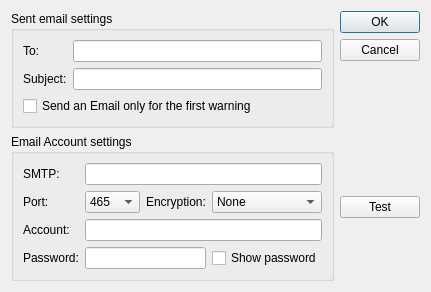
This is DeepSkyStackerLive/ui/EmailSettings.ui in deepskystacker/DSS as Qt 5 draws it before an edit. The edited form follows.
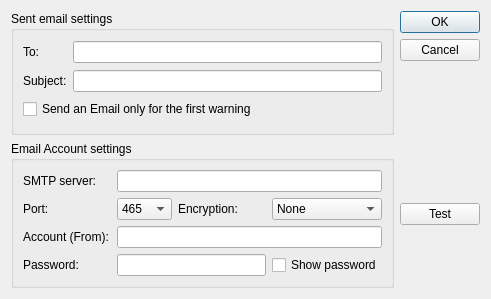
This is the edited form.

```diff
--- a/DeepSkyStackerLive/ui/EmailSettings.ui
+++ b/DeepSkyStackerLive/ui/EmailSettings.ui
@@ -6,8 +6,8 @@
    <rect>
     <x>0</x>
     <y>0</y>
-    <width>417</width>
-    <height>272</height>
+    <width>491</width>
+    <height>299</height>
    </rect>
   </property>
   <property name="windowTitle">
@@ -69,7 +69,7 @@
       <item row="0" column="0">
        <widget class="QLabel" name="label_3">
         <property name="text">
-         <string>SMTP:</string>
+         <string>SMTP server:</string>
         </property>
        </widget>
       </item>
@@ -149,7 +149,7 @@
       <item row="2" column="0">
        <widget class="QLabel" name="label_5">
         <property name="text">
-         <string>Account:</string>
+         <string>Account (From):</string>
         </property>
         <property name="wordWrap">
          <bool>false</bool>
```
Left out of the diff: 2 changed lines with no effect on the pictures.
